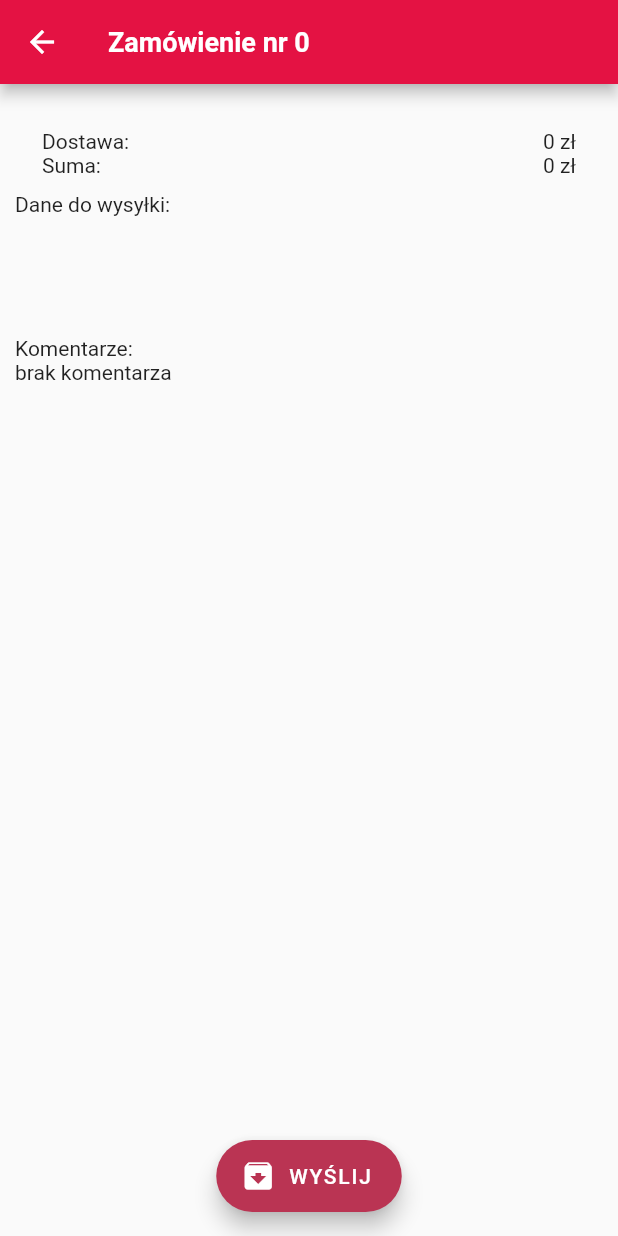
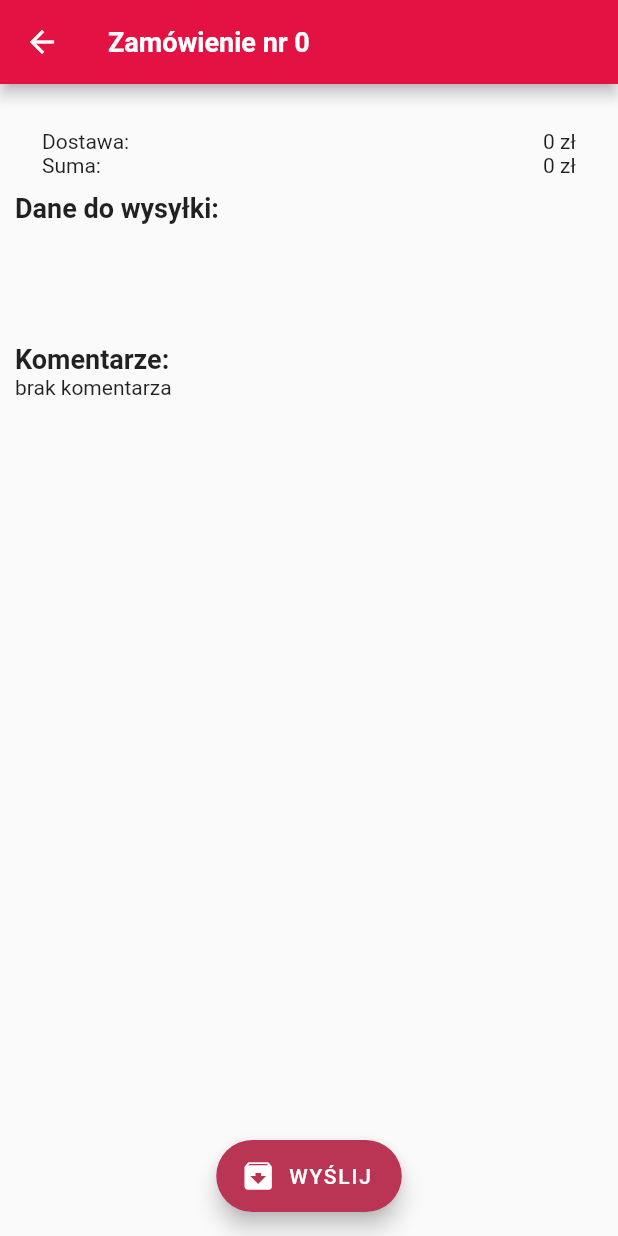
Before and after one commit to Zalezny/orders_flutter, a Flutter app: the ItemPage screen opened directly with empty values, on a phone screen of 412 x 824 dp. Run offline on Flutter 3.47's test engine with Material 2 defaults, Android fonts, the phone set to English and light mode, and no system bars; our stand-ins replace fluttertoast; missing offline and left inert: dart:ffi.

Commit message:
finished change item_page on ios type

```diff
--- a/lib/pages/item_page.dart
+++ b/lib/pages/item_page.dart
@@ -1,4 +1,6 @@
 import 'dart:convert';
+import 'dart:io';
+import 'package:flutter/cupertino.dart';
 import 'package:http/http.dart' as http;
 
 import 'package:flutter/material.dart';
@@ -50,8 +52,29 @@ class ItemPage extends StatelessWidget {
 
   @override
   Widget build(BuildContext context) {
-    final appBar = AppBar(
-      title: Text("Zamówienie nr ${selectedOrder.orderNumber.toString()}"),
+    final dynamicUrl = orderUrl + selectedOrder.sId!;
+    final dynamic appBar = Platform.isIOS
+        ? CupertinoNavigationBar(
+            middle: Text(
+              "Zamówienie nr ${selectedOrder.orderNumber.toString()}",
+            ),
+            trailing: CupertinoButton(
+              padding: EdgeInsets.zero,
+              child: selectedOrder.archive!
+                  ? const Icon(CupertinoIcons.archivebox_fill)
+                  : const Icon(CupertinoIcons.archivebox),
+              onPressed: () {
+                _sendPatchToDatabase(
+                    isArchive: !(selectedOrder.archive!),
+                    dynamicUrl: dynamicUrl,
+                    onSuccess: () {
+                      Navigator.of(context).pop(); // its confusing
+                    });
+              },
+            ))
+        : AppBar(
+            title:
+                Text("Zamówienie nr ${selectedOrder.orderNumber.toString()}"),
           );
 
     final pageBody = SingleChildScrollView(
@@ -72,12 +95,16 @@ class ItemPage extends StatelessWidget {
       ),
     );
 
-    final dynamicUrl = orderUrl + selectedOrder.sId!;
-
-    return Scaffold(
+    return Platform.isIOS
+        ? CupertinoPageScaffold(
+            navigationBar: appBar,
+            child: pageBody,
+          )
+        : Scaffold(
             appBar: appBar,
             body: pageBody,
-        floatingActionButtonLocation: FloatingActionButtonLocation.centerFloat,
+            floatingActionButtonLocation:
+                FloatingActionButtonLocation.centerFloat,
             floatingActionButton: selectedOrder.archive!
                 ? FloatingActionButton.extended(
                     onPressed: () => _sendPatchToDatabase(
--- a/lib/widgets/personal_info.dart
+++ b/lib/widgets/personal_info.dart
@@ -13,7 +13,10 @@ class PersonalInfo extends StatelessWidget {
     return Column(
       crossAxisAlignment: CrossAxisAlignment.start,
       children: [
-        const Text("Dane do wysyłki: "),
+        const Text(
+          "Dane do wysyłki: ",
+          style: TextStyle(fontSize: 18, fontWeight: FontWeight.bold),
+        ),
         Text("${selectedOrder.name} ${selectedOrder.lastName}"),
         Text("${selectedOrder.street}"),
         Text("${selectedOrder.postCode} ${selectedOrder.city}"),
@@ -32,7 +35,10 @@ class PersonalInfo extends StatelessWidget {
                   Text(selectedOrder.shipment!.point!.description!),
                 ],
               ),
-        const Text("Komentarze: "),
+        const Text(
+          "Komentarze: ",
+          style: TextStyle(fontSize: 18, fontWeight: FontWeight.bold),
+        ),
         selectedOrder.comments!.isNotEmpty
             ? Text(selectedOrder.comments!)
             : const Text("brak komentarza"),
```
Also changed, not shown: lib/main.dart (+32 -11 lines). Lines whose indentation alone changed are shown as unchanged.
